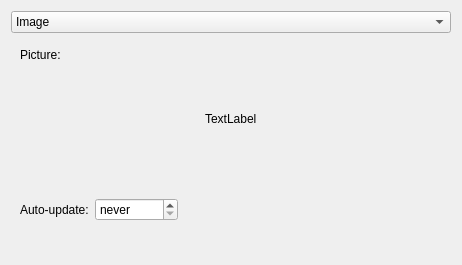
Qt form kdeplasma-addons/applets/frame/imageSettings.ui (fluxer/kde-extraapps) before a commit.
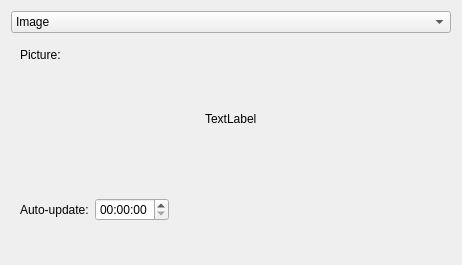
The same form after that commit. Custom widgets are drawn as their Qt base class.

The edit to the form file:
```diff
--- a/kdeplasma-addons/applets/frame/imageSettings.ui
+++ b/kdeplasma-addons/applets/frame/imageSettings.ui
@@ -141,12 +141,6 @@
             <string>Updates the picture from the source in the given time.
 Useful if you want a live cam or weather data to be up to date.</string>
            </property>
-           <property name="specialValueText">
-            <string>never</string>
-           </property>
-           <property name="displayFormat">
-            <string>hh'h' mm'min'</string>
-           </property>
           </widget>
          </item>
          <item>
```
Left out of the diff: 6 changed lines with no effect on the pictures.
